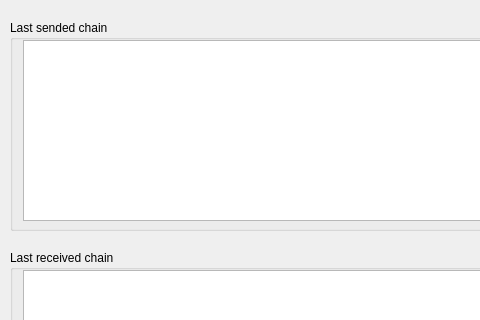
Before: the Qt Designer form clientUI.ui in RadoslawDebinski/RS232, drawn with Qt 5; both pictures show x 0 to 480 and y 0 to 320 of the 800 by 600 pixel window.
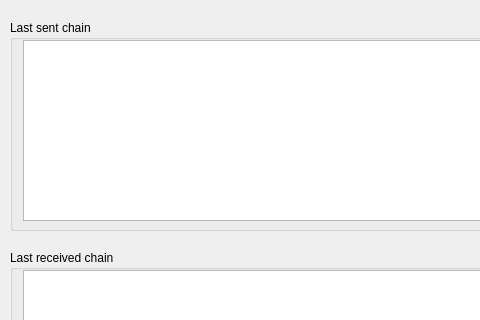
After: the same form once the commit is applied.

Commit message: Feature: - the absolute path removed - packing to and unpacking from RS232 - creating waveforms for display

The edit to the form file:
```diff
--- a/clientUI.ui
+++ b/clientUI.ui
@@ -47,7 +47,7 @@
      </rect>
     </property>
     <property name="title">
-     <string>Last sended chain</string>
+     <string>Last sent chain</string>
     </property>
     <widget class="QTextEdit" name="textEdit_2">
      <property name="geometry">
```
The commit also changes 2 other files.
